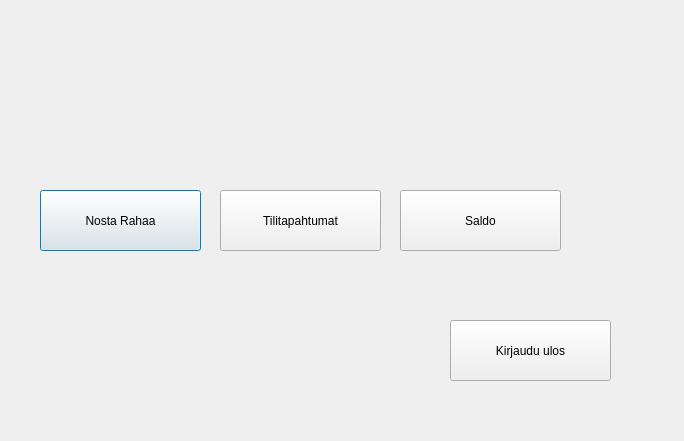
This is bankautomat/consolemain.ui in tvt21kmo-bank-project/group_5 as Qt 5 draws it before an edit. The edited form follows.
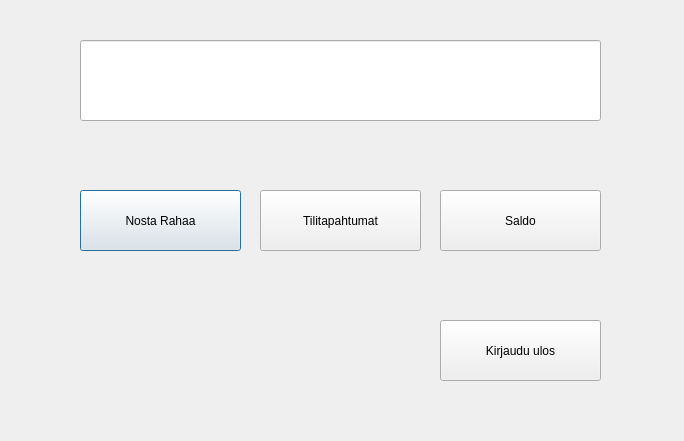
This is the edited form.

Commit message: Saldotoiminto päivitetty hakemaan saldo tai luottoraja korttityypin mukaan + lisätty asiakastiedot mainwindow:n tekstikenttään.

```diff
--- a/bankautomat/consolemain.ui
+++ b/bankautomat/consolemain.ui
@@ -16,7 +16,7 @@
   <widget class="QPushButton" name="btnNosto">
    <property name="geometry">
     <rect>
-     <x>40</x>
+     <x>80</x>
      <y>190</y>
      <width>161</width>
      <height>61</height>
@@ -29,7 +29,7 @@
   <widget class="QPushButton" name="btnKirjauduUlos">
    <property name="geometry">
     <rect>
-     <x>450</x>
+     <x>440</x>
      <y>320</y>
      <width>161</width>
      <height>61</height>
@@ -42,7 +42,7 @@
   <widget class="QPushButton" name="btnTilitapahtumat">
    <property name="geometry">
     <rect>
-     <x>220</x>
+     <x>260</x>
      <y>190</y>
      <width>161</width>
      <height>61</height>
@@ -55,7 +55,7 @@
   <widget class="QPushButton" name="btnSaldo">
    <property name="geometry">
     <rect>
-     <x>400</x>
+     <x>440</x>
      <y>190</y>
      <width>161</width>
      <height>61</height>
@@ -65,6 +65,32 @@
     <string>Saldo</string>
    </property>
   </widget>
+  <widget class="QLineEdit" name="lineEditAsiakastiedot">
+   <property name="geometry">
+    <rect>
+     <x>80</x>
+     <y>40</y>
+     <width>521</width>
+     <height>81</height>
+    </rect>
+   </property>
+   <property name="minimumSize">
+    <size>
+     <width>521</width>
+     <height>81</height>
+    </size>
+   </property>
+   <property name="font">
+    <font>
+     <pointsize>12</pointsize>
+     <weight>75</weight>
+     <bold>true</bold>
+    </font>
+   </property>
+   <property name="alignment">
+    <set>Qt::AlignCenter</set>
+   </property>
+  </widget>
  </widget>
  <resources/>
  <connections/>
```
The commit also changes 17 other files.
